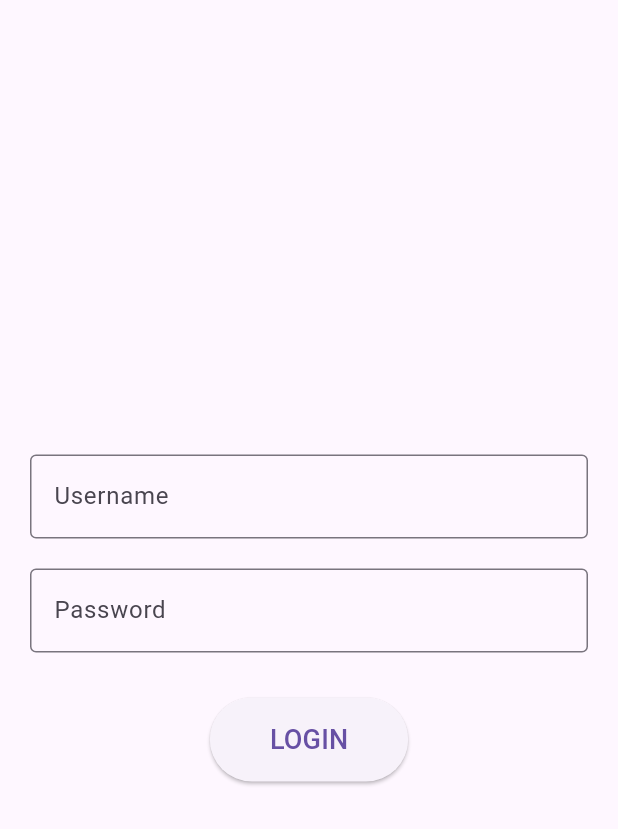
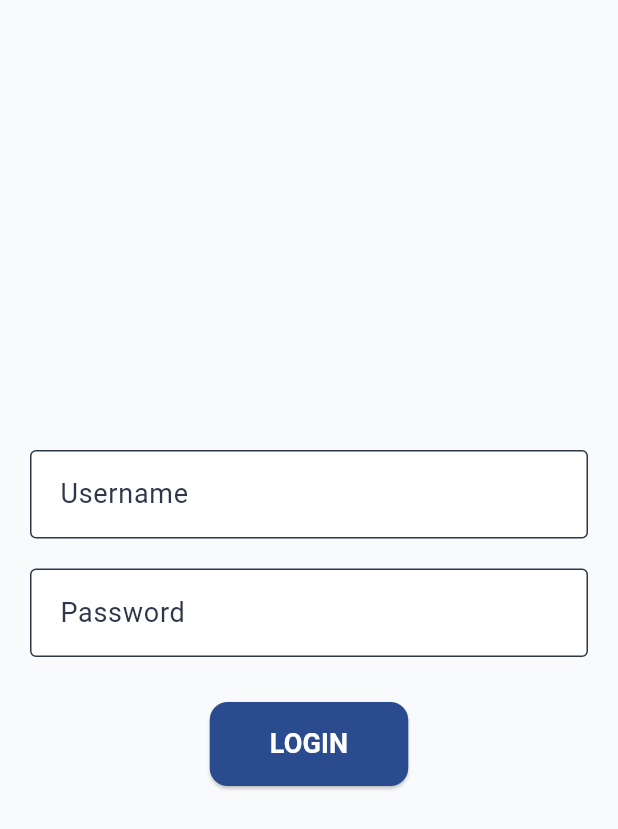
Before and after one commit to Aszaychik/Flutter-Gnet, a Flutter app: the screen it shows after launch, on a phone screen of 412 x 824 dp. Shown: the top 829 px of the screen. Run offline on Flutter 3.47's test engine with Material 3 defaults, Android fonts, the light colour scheme and no system bars; our stand-ins replace shared_preferences; accounts and stored records are empty; statements that could not run were skipped.

Commit message:
feat: Define and apply app theme
This commit introduces a custom light theme for the application.

- Creates `AppTheme` class in `lib/theme/app_theme.dart` with a static `lightTheme` property.
- Defines `ColorScheme`, `scaffoldBackgroundColor`, `appBarTheme`, `textTheme`, `elevatedButtonTheme`, and `inputDecorationTheme` using custom colors from `AppColors`.
- Applies `AppTheme.lightTheme` to the `MaterialApp` in `main.dart`.
- Sets `themeMode` to `ThemeMode.system` in `MaterialApp`.

```diff
--- a/lib/main.dart
+++ b/lib/main.dart
@@ -1,6 +1,7 @@
 import 'package:flutter/material.dart';
 import 'screens/login_screen.dart';
 import 'screens/home_screen.dart';
+import 'theme/app_theme.dart';
 
 void main() {
   runApp(const MyApp());
@@ -13,10 +14,8 @@ class MyApp extends StatelessWidget {
   Widget build(BuildContext context) {
     return MaterialApp(
       title: 'Gnet App',
-      theme: ThemeData(
-        primarySwatch: Colors.blue,
-        visualDensity: VisualDensity.adaptivePlatformDensity,
-      ),
+      theme: AppTheme.lightTheme,
+      themeMode: ThemeMode.system,
       initialRoute: '/login',
       routes: {
         '/login': (context) => const LoginScreen(),
--- /dev/null
+++ b/lib/theme/app_theme.dart
@@ -0,0 +1,73 @@
+import 'package:flutter/material.dart';
+import 'package:gnet_app/constants/colors.dart';
+
+class AppTheme {
+  static ThemeData lightTheme = ThemeData(
+    useMaterial3: true,
+    brightness: Brightness.light,
+    colorScheme: const ColorScheme.light(
+      primary: AppColors.primary,
+      primaryContainer: AppColors.primaryVariant,
+      secondary: AppColors.secondary,
+      secondaryContainer: AppColors.secondaryVariant,
+      background: AppColors.background,
+      surface: AppColors.surface,
+      error: AppColors.error,
+      onPrimary: AppColors.onPrimary,
+      onSecondary: AppColors.onSecondary,
+      onBackground: AppColors.onBackground,
+      onSurface: AppColors.onSurface,
+      onError: AppColors.onError,
+    ),
+    scaffoldBackgroundColor: AppColors.background,
+    appBarTheme: const AppBarTheme(
+      backgroundColor: AppColors.primary,
+      foregroundColor: AppColors.onPrimary,
+      elevation: 0,
+      centerTitle: true,
+    ),
+    textTheme: const TextTheme(
+      displayLarge: TextStyle(
+          fontSize: 32,
+          fontWeight: FontWeight.bold,
+          color: AppColors.onBackground
+      ),
+      displayMedium: TextStyle(
+          fontSize: 28,
+          fontWeight: FontWeight.bold,
+          color: AppColors.onBackground
+      ),
+      bodyLarge: TextStyle(
+          fontSize: 18,
+          color: AppColors.onBackground
+      ),
+      bodyMedium: TextStyle(
+          fontSize: 16,
+          color: AppColors.onBackground
+      ),
+      labelLarge: TextStyle(
+          fontSize: 16,
+          fontWeight: FontWeight.bold,
+          color: AppColors.onPrimary
+      ),
+    ),
+    elevatedButtonTheme: ElevatedButtonThemeData(
+      style: ElevatedButton.styleFrom(
+        backgroundColor: AppColors.primary,
+        foregroundColor: AppColors.onPrimary,
+        padding: const EdgeInsets.symmetric(vertical: 16, horizontal: 24),
+        shape: RoundedRectangleBorder(
+          borderRadius: BorderRadius.circular(12),
+        ),
+      ),
+    ),
+    inputDecorationTheme: InputDecorationTheme(
+      filled: true,
+      fillColor: AppColors.surface,
+      border: OutlineInputBorder(
+        borderRadius: BorderRadius.circular(12),
+      ),
+      contentPadding: const EdgeInsets.all(16),
+    ),
+  );
+}
```
